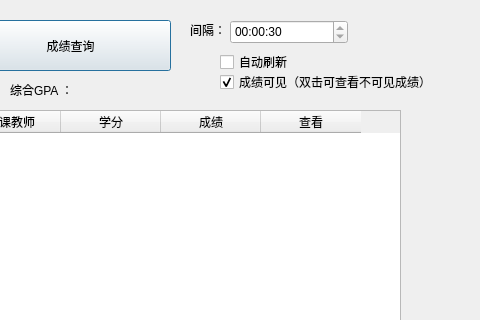
000lbh/PKUHelperAgain, file frontend/gradequerypage.ui: the form before one commit; both pictures show x 320 to 800 and y 0 to 320 of the 800 by 600 pixel window.
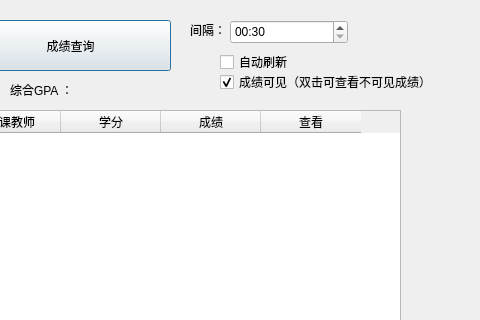
The form after the commit. Icons and pictures are not drawn.

What changed in the file:
```diff
--- a/frontend/gradequerypage.ui
+++ b/frontend/gradequerypage.ui
@@ -131,6 +131,9 @@
      <second>30</second>
     </time>
    </property>
+   <property name="displayFormat">
+    <string>mm:ss</string>
+   </property>
   </widget>
   <widget class="QLabel" name="label">
    <property name="geometry">
```
